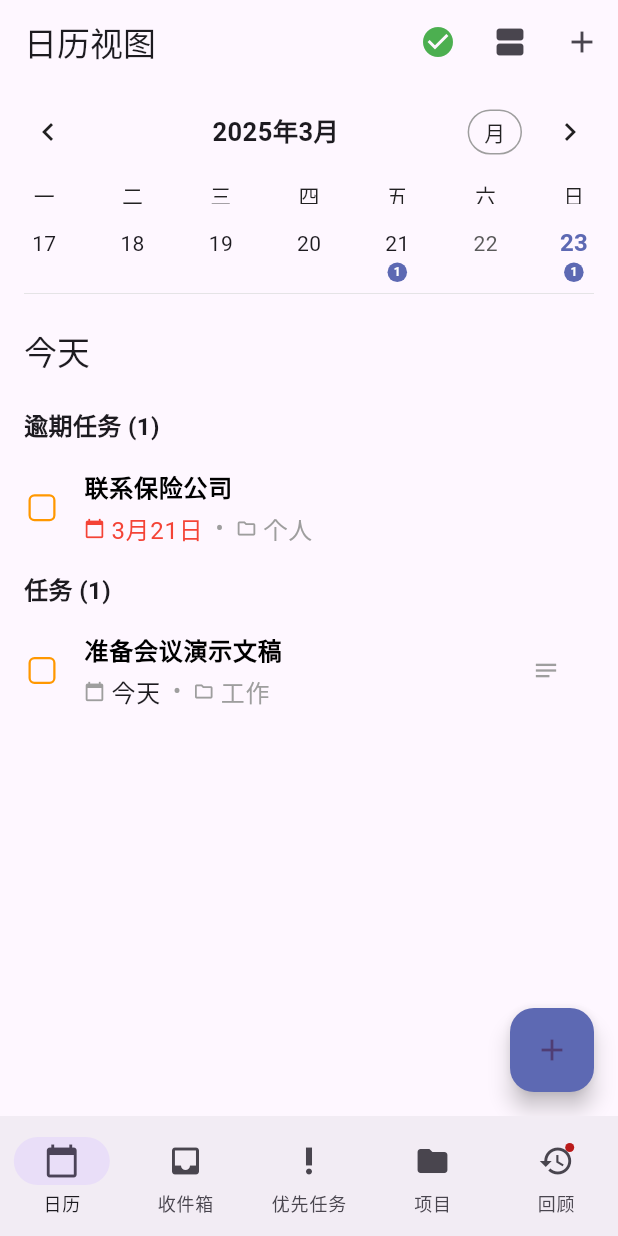
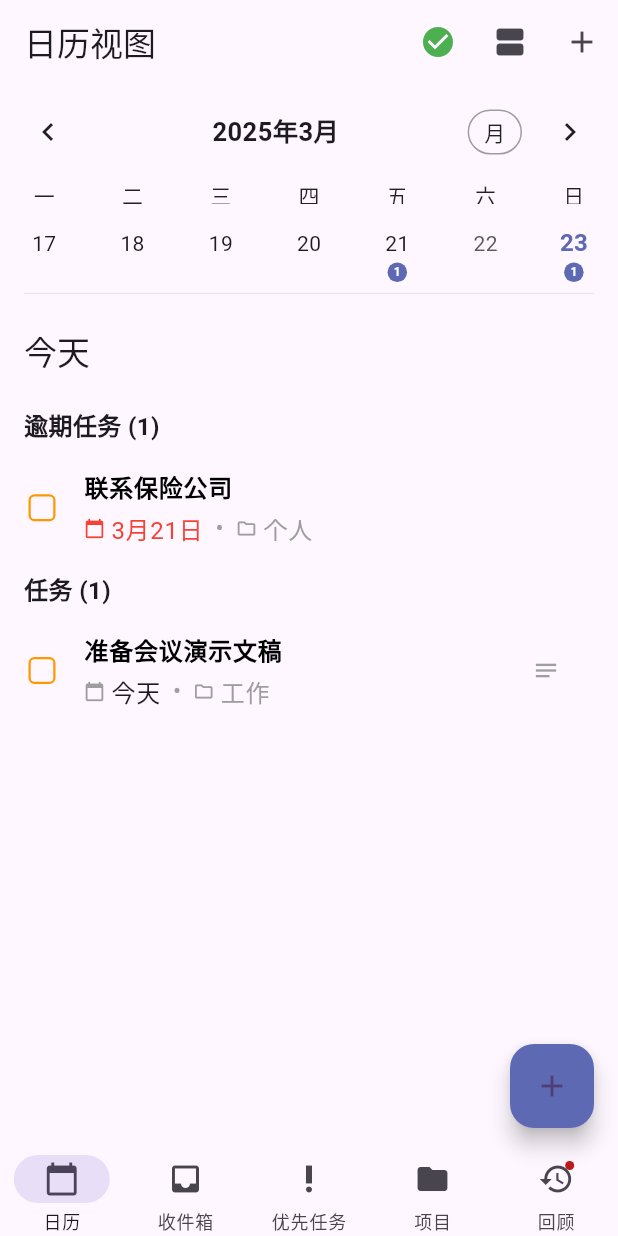
Before and after one commit to MOVING2014/GTD4, a Flutter app: the screen it shows after launch, after a tap on the "notes" icon, after a tap on the "keyboard arrow up" icon, after a tap on the "check circle outline" icon, on a phone screen of 412 x 824 dp. Run offline on Flutter 3.47's test engine with Material 3 defaults, Android fonts, the phone set to English and light mode, and no system bars; drawn by our look-alikes of flutter_slidable, table_calendar.

Commit message:
底部导航手势区改成了透明色

```diff
--- a/lib/main.dart
+++ b/lib/main.dart
@@ -1,4 +1,5 @@
 import 'package:flutter/material.dart';
+import 'package:flutter/services.dart';
 import 'package:provider/provider.dart';
 import 'providers/task_provider.dart';
 import 'providers/project_provider.dart';
@@ -9,6 +10,18 @@ import 'screens/projects_screen.dart';
 import 'screens/review_screen.dart';
 
 void main() {
+  WidgetsFlutterBinding.ensureInitialized();
+
+  // 设置系统UI为沉浸式，使系统导航栏透明
+  SystemChrome.setSystemUIOverlayStyle(SystemUiOverlayStyle(
+    systemNavigationBarColor: Colors.transparent,
+    systemNavigationBarDividerColor: Colors.transparent,
+    systemNavigationBarIconBrightness: Brightness.dark, // 导航图标使用深色
+  ));
+
+  // 启用边缘到边缘显示模式，让应用内容扩展到系统栏区域
+  SystemChrome.setEnabledSystemUIMode(SystemUiMode.edgeToEdge);
+
   runApp(const MyApp());
 }
 
@@ -66,9 +79,24 @@ class _HomeScreenState extends State<HomeScreen> {
     final projectProvider = Provider.of<ProjectProvider>(context);
     final projectsNeedingReview = projectProvider.projectsNeedingReview;
 
+    // 获取底部安全区域的高度
+    final bottomPadding = MediaQuery.of(context).padding.bottom;
+
     return Scaffold(
-      body: _pages[_selectedIndex],
+      // 使用SafeArea确保内容不会被底部导航手势区遮挡
+      body: SafeArea(
+        // 只应用底部的SafeArea，顶部和侧面不需要
+        top: false,
+        left: false,
+        right: false,
+        bottom: true,
+        child: _pages[_selectedIndex],
+      ),
       bottomNavigationBar: NavigationBar(
+        // 增加底部填充，确保导航栏不会与系统手势区重叠
+        height: kBottomNavigationBarHeight + bottomPadding,
+        // 设置为透明以与应用背景色融合
+        backgroundColor: Colors.transparent,
         selectedIndex: _selectedIndex,
         onDestinationSelected: (int index) {
           setState(() {
```
